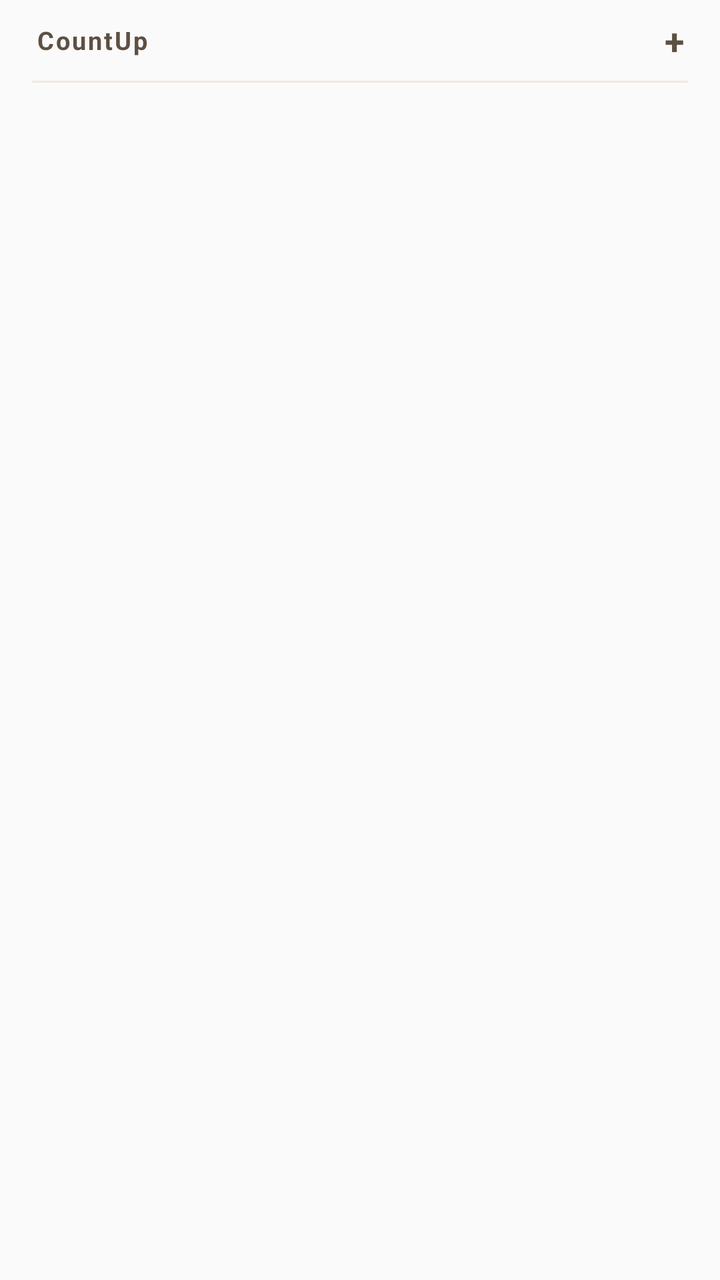
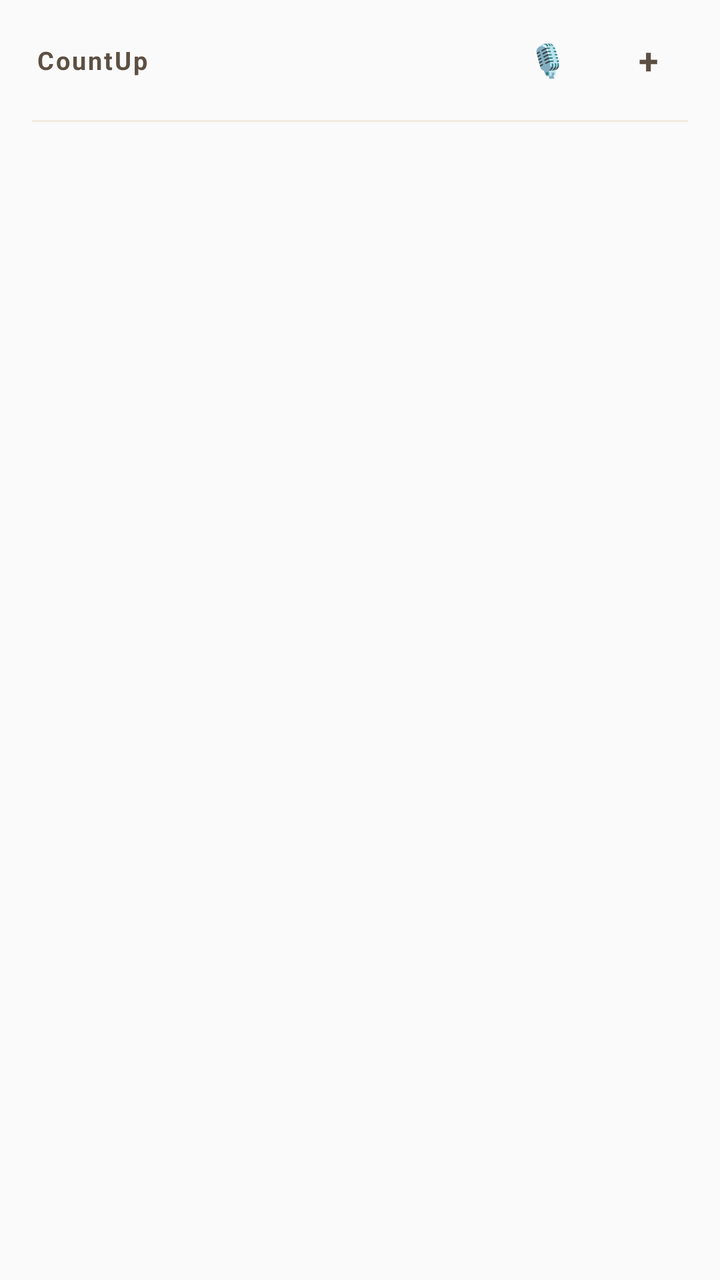

Screens rendered from an Android XML layout before and after an edit, with the pre-edit source and the edit as a unified diff.
<!-- AndroidManifest.xml: application theme Theme.CountUp -->
<!-- res/layout/countup_widget.xml -->
<?xml version="1.0" encoding="utf-8"?>
<FrameLayout xmlns:android="http://schemas.android.com/apk/res/android"
    xmlns:tools="http://schemas.android.com/tools"
    android:id="@+id/widget_root"
    android:layout_width="match_parent"
    android:layout_height="match_parent">

    
    <ImageView
        android:id="@+id/widget_bg_image"
        android:layout_width="match_parent"
        android:layout_height="match_parent"
        android:scaleType="centerCrop"
        android:contentDescription="@null" />

    <LinearLayout
        android:layout_width="match_parent"
        android:layout_height="match_parent"
        android:orientation="vertical">

        
        <RelativeLayout
            android:layout_width="match_parent"
            android:layout_height="wrap_content"
            android:paddingStart="18dp"
            android:paddingTop="8dp"
            android:paddingEnd="14dp"
            android:paddingBottom="4dp">

            <TextView
                android:id="@+id/widget_title"
                android:layout_width="wrap_content"
                android:layout_height="wrap_content"
                android:layout_alignParentStart="true"
                android:layout_toStartOf="@id/widget_add_button"
                android:layout_centerVertical="true"
                android:textSize="12.5sp"
                android:textStyle="bold"
                android:letterSpacing="0.08"
                android:textColor="#5D5043"
                android:text="@string/app_name" />

            <TextView
                android:id="@+id/widget_add_button"
                android:layout_width="wrap_content"
                android:layout_height="wrap_content"
                android:layout_alignParentEnd="true"
                android:layout_centerVertical="true"
                android:paddingStart="12dp"
                android:paddingTop="2dp"
                android:paddingEnd="4dp"
                android:paddingBottom="2dp"
                android:textSize="18sp"
                android:textStyle="bold"
                android:textColor="#5D5043"
                android:text="@string/action_add_symbol"
                android:contentDescription="@string/cd_widget_add" />
        </RelativeLayout>

        
        <ImageView
            android:id="@+id/widget_divider"
            android:layout_width="match_parent"
            android:layout_height="1dp"
            android:layout_marginStart="16dp"
            android:layout_marginEnd="16dp"
            android:background="#66E3D3B8"
            android:contentDescription="@null" />

        
        <GridView
            android:id="@+id/widget_grid"
            android:layout_width="match_parent"
            android:layout_height="0dp"
            android:layout_weight="1"
            android:numColumns="3"
            android:stretchMode="columnWidth"
            android:paddingStart="6dp"
            android:paddingTop="4dp"
            android:paddingEnd="6dp"
            android:paddingBottom="4dp"
            android:verticalSpacing="2dp"
            android:clipToPadding="false"
            android:scrollbars="none"
            android:listSelector="@android:color/transparent" />
    </LinearLayout>

    <TextView
        android:id="@+id/widget_empty"
        android:layout_width="wrap_content"
        android:layout_height="wrap_content"
        android:layout_gravity="center"
        android:gravity="center"
        android:padding="6dp"
        android:textSize="13sp"
        android:text="@string/widget_empty"
        android:visibility="gone" />
</FrameLayout>
<!-- resources referenced by this layout -->
<resources>
  <string name="action_add_symbol">+</string>
  <string name="app_name">CountUp</string>
  <string name="cd_widget_add">Add new counter</string>
  <string name="widget_empty">Add items in the app to see your count-ups.</string>
  <style name="Theme.CountUp" parent="android:Theme.Material.Light.NoActionBar" />
</resources>

<!-- the commit's change to res/layout/countup_widget.xml (unified diff, before → after) -->
@@ -32,7 +32,7 @@
                 android:layout_width="wrap_content"
                 android:layout_height="wrap_content"
                 android:layout_alignParentStart="true"
-                android:layout_toStartOf="@id/widget_add_button"
+                android:layout_toStartOf="@id/widget_voice_button"
                 android:layout_centerVertical="true"
                 android:textSize="12.5sp"
                 android:textStyle="bold"
@@ -41,15 +41,37 @@
                 android:text="@string/app_name" />
 
             <TextView
+                android:id="@+id/widget_voice_button"
+                android:layout_width="wrap_content"
+                android:layout_height="wrap_content"
+                android:layout_toStartOf="@id/widget_add_button"
+                android:layout_centerVertical="true"
+                android:paddingStart="6dp"
+                android:paddingTop="2dp"
+                android:paddingEnd="6dp"
+                android:paddingBottom="2dp"
+                android:minWidth="48dp"
+                android:minHeight="48dp"
+                android:gravity="center"
+                android:textSize="16sp"
+                android:textStyle="bold"
+                android:textColor="#5D5043"
+                android:text="🎙"
+                android:contentDescription="@string/cd_widget_voice_add" />
+
+            <TextView
                 android:id="@+id/widget_add_button"
                 android:layout_width="wrap_content"
                 android:layout_height="wrap_content"
                 android:layout_alignParentEnd="true"
                 android:layout_centerVertical="true"
-                android:paddingStart="12dp"
+                android:paddingStart="8dp"
                 android:paddingTop="2dp"
                 android:paddingEnd="4dp"
                 android:paddingBottom="2dp"
+                android:minWidth="48dp"
+                android:minHeight="48dp"
+                android:gravity="center"
                 android:textSize="18sp"
                 android:textStyle="bold"
                 android:textColor="#5D5043"
<!-- resource entries referenced after the edit -->
@@ -3,6 +3,7 @@
   <string name="action_add_symbol">+</string>
   <string name="app_name">CountUp</string>
   <string name="cd_widget_add">Add new counter</string>
+  <string name="cd_widget_voice_add">Add counter by voice</string>
   <string name="widget_empty">Add items in the app to see your count-ups.</string>
   <style name="Theme.CountUp" parent="android:Theme.Material.Light.NoActionBar" />
 </resources>
